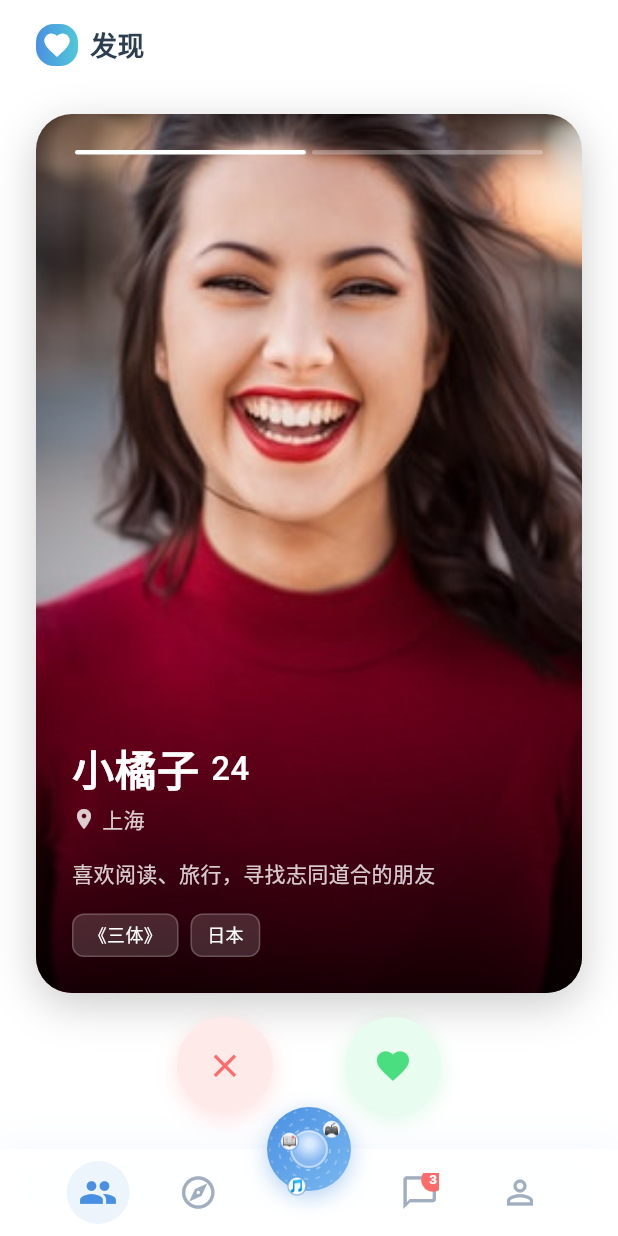
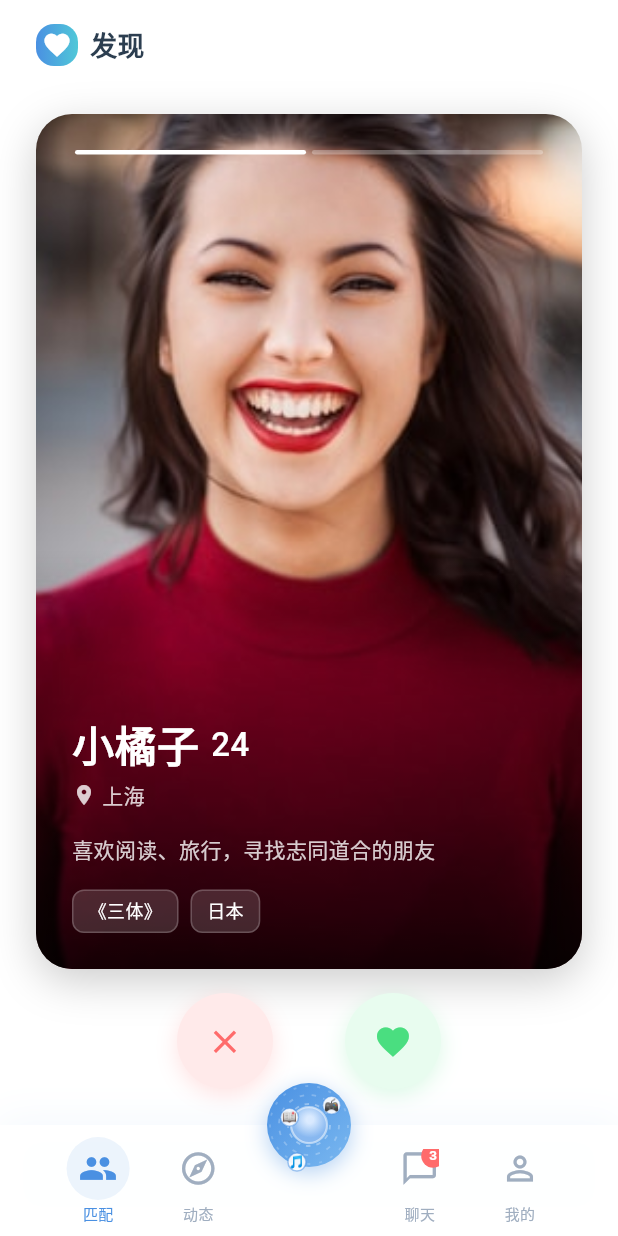
Before and after one commit to zsbasara1111/SOCIALAPP, a Flutter app: the screen it shows after launch, on a phone screen of 412 x 824 dp. Run offline on Flutter 3.47's test engine with Material 3 defaults, Android fonts, the phone set to English and light mode, and no system bars; our stand-ins replace flutter_riverpod, freezed_annotation, go_router, supabase_flutter; accounts and stored records are empty; generated files the repository leaves out were written again; Roboto replaces fonts that are missing (Space Grotesk, Work Sans).

Commit message:
feat: 底部导航栏添加图标文字标签
Co-Authored-By: Claude Opus 4.7 <noreply@anthropic.com>

```diff
--- a/lib/pages/main/main_scaffold.dart
+++ b/lib/pages/main/main_scaffold.dart
@@ -50,6 +50,7 @@ class MainScaffold extends StatelessWidget {
               _buildNavItem(
                 icon: Icons.people_outline,
                 activeIcon: Icons.people,
+                label: '匹配',
                 isActive: navigationShell.currentIndex == 0,
                 onTap: () => navigationShell.goBranch(0),
               ),
@@ -57,15 +58,17 @@ class MainScaffold extends StatelessWidget {
               _buildNavItem(
                 icon: Icons.explore_outlined,
                 activeIcon: Icons.explore,
+                label: '动态',
                 isActive: navigationShell.currentIndex == 1,
                 onTap: () => navigationShell.goBranch(1),
               ),
               // 中间占位 (星球按钮)
               const SizedBox(width: 56),
-              // 消息
+              // 聊天
               _buildNavItem(
                 icon: Icons.chat_bubble_outline,
                 activeIcon: Icons.chat_bubble,
+                label: '聊天',
                 isActive: navigationShell.currentIndex == 3,
                 badgeCount: 3,
                 onTap: () => navigationShell.goBranch(3),
@@ -74,6 +77,7 @@ class MainScaffold extends StatelessWidget {
               _buildNavItem(
                 icon: Icons.person_outline,
                 activeIcon: Icons.person,
+                label: '我的',
                 isActive: navigationShell.currentIndex == 4,
                 onTap: () => navigationShell.goBranch(4),
               ),
@@ -84,17 +88,21 @@ class MainScaffold extends StatelessWidget {
     );
   }
 
-  /// 导航项 - 纯图标，无文字
+  /// 导航项 - 图标+文字
   Widget _buildNavItem({
     required IconData icon,
     required IconData activeIcon,
+    required String label,
     required bool isActive,
     required VoidCallback onTap,
     int badgeCount = 0,
   }) {
     return GestureDetector(
       onTap: onTap,
-      child: Container(
+      child: Column(
+        mainAxisSize: MainAxisSize.min,
+        children: [
+          Container(
             padding: const EdgeInsets.all(AppTheme.spaceSm),
             decoration: isActive
                 ? BoxDecoration(
@@ -136,6 +144,17 @@ class MainScaffold extends StatelessWidget {
               ],
             ),
           ),
+          const SizedBox(height: 2),
+          Text(
+            label,
+            style: TextStyle(
+              fontSize: 10,
+              fontWeight: FontWeight.w500,
+              color: isActive ? AppTheme.primary : AppTheme.textTertiary,
+            ),
+          ),
+        ],
+      ),
     );
   }
 
```
Lines whose indentation alone changed are shown as unchanged.
